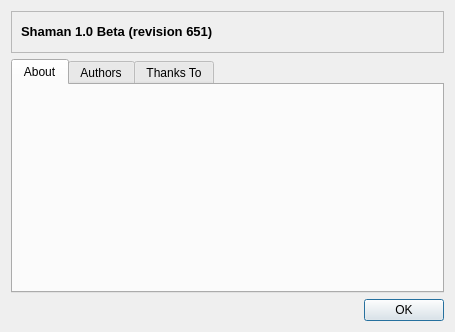
Before: the Qt Designer form trunk/shaman/ui/aboutDialog.ui in drf/shaman1, drawn with Qt 5.
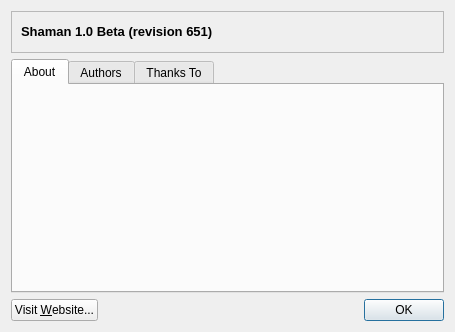
After: the same form once the commit is applied. Icons and pictures are not drawn.

```diff
--- a/trunk/shaman/ui/aboutDialog.ui
+++ b/trunk/shaman/ui/aboutDialog.ui
@@ -16,8 +16,13 @@
    <iconset resource="shaman.qrc" >
     <normaloff>:/Icons/icons/shaman/shaman-32.png</normaloff>:/Icons/icons/shaman/shaman-32.png</iconset>
   </property>
-  <layout class="QGridLayout" >
-   <item row="0" column="0" colspan="2" >
+  <property name="locale" >
+   <locale country="UnitedStates" language="English" />
+  </property>
+  <layout class="QVBoxLayout" name="verticalLayout_2" >
+   <item>
+    <layout class="QVBoxLayout" name="verticalLayout" >
+     <item>
     <widget class="QFrame" name="frame" >
      <property name="sizePolicy" >
       <sizepolicy vsizetype="Fixed" hsizetype="Preferred" >
@@ -71,7 +76,7 @@
      </layout>
     </widget>
    </item>
-   <item row="1" column="0" colspan="2" >
+     <item>
     <widget class="QTabWidget" name="tabWidget" >
      <property name="sizePolicy" >
       <sizepolicy vsizetype="Preferred" hsizetype="Preferred" >
@@ -87,8 +92,8 @@
        <rect>
         <x>0</x>
         <y>0</y>
-        <width>435</width>
-        <height>210</height>
+          <width>433</width>
+          <height>199</height>
        </rect>
       </property>
       <attribute name="title" >
@@ -217,7 +222,20 @@
      </widget>
     </widget>
    </item>
-   <item row="2" column="0" >
+     <item>
+      <layout class="QHBoxLayout" name="horizontalLayout" >
+       <item>
+        <widget class="QPushButton" name="websiteButton" >
+         <property name="text" >
+          <string>Visit &amp;Website...</string>
+         </property>
+         <property name="icon" >
+          <iconset resource="shaman.qrc" >
+           <normaloff>:/Icons/icons/document-open-remote.png</normaloff>:/Icons/icons/document-open-remote.png</iconset>
+         </property>
+        </widget>
+       </item>
+       <item>
     <spacer>
      <property name="orientation" >
       <enum>Qt::Horizontal</enum>
@@ -233,7 +251,7 @@
      </property>
     </spacer>
    </item>
-   <item row="2" column="1" >
+       <item>
     <widget class="QDialogButtonBox" name="buttonBox" >
      <property name="sizePolicy" >
       <sizepolicy vsizetype="Fixed" hsizetype="Fixed" >
@@ -251,6 +269,10 @@
       <bool>true</bool>
      </property>
     </widget>
+       </item>
+      </layout>
+     </item>
+    </layout>
    </item>
   </layout>
  </widget>
```
Lines whose indentation alone changed are shown as unchanged.
